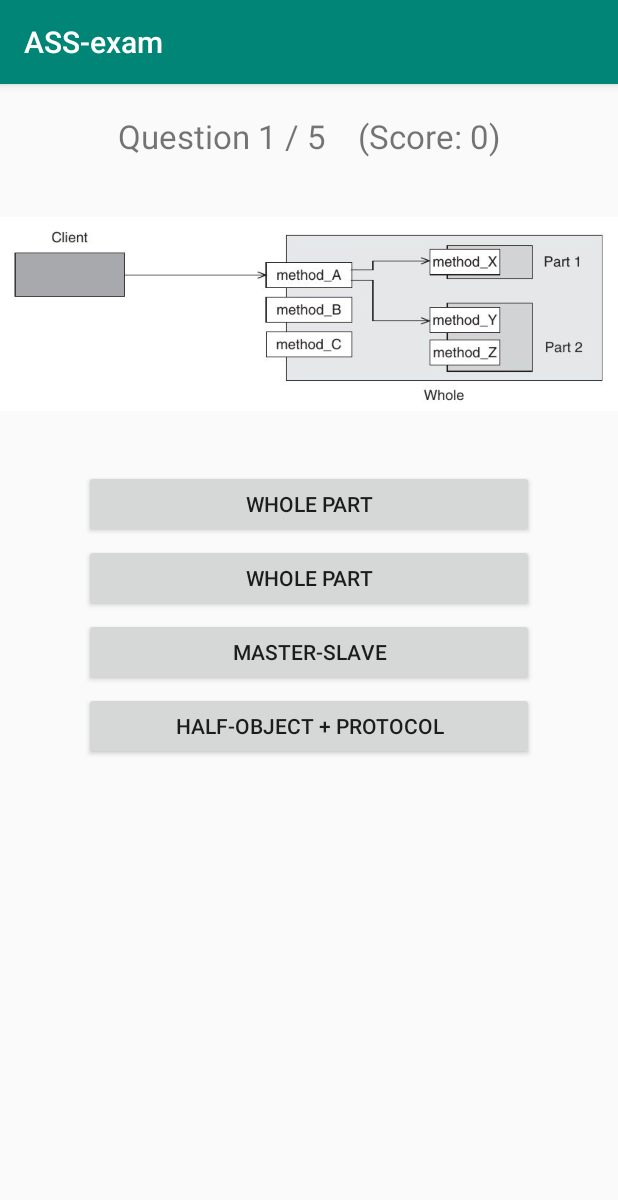
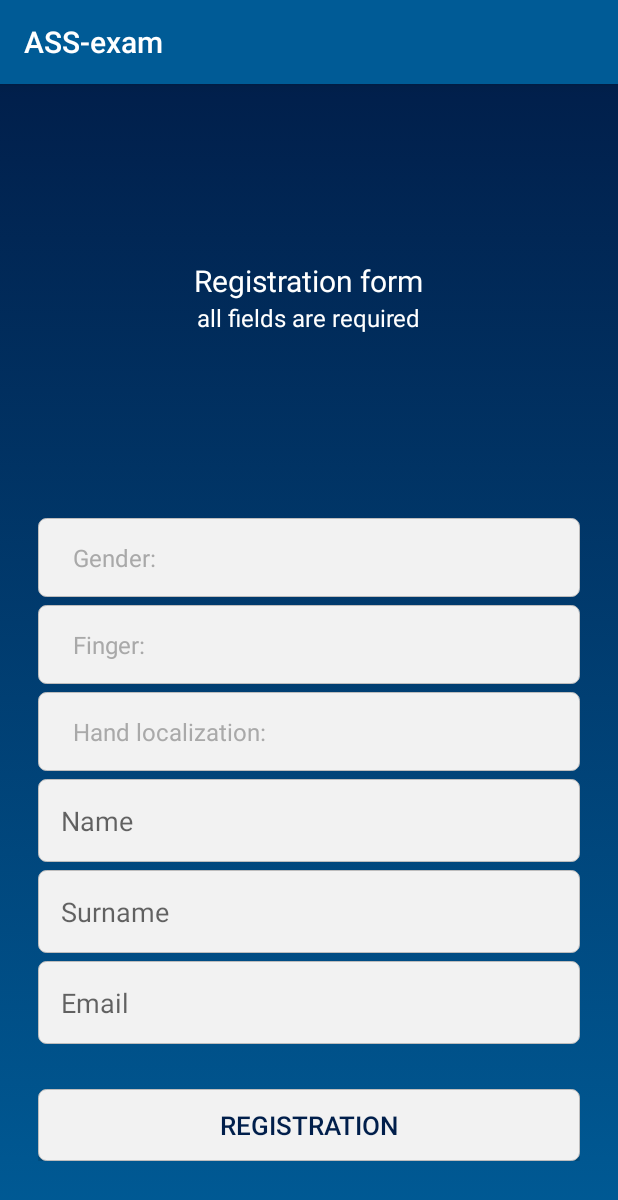
Before and after one commit to jozef229/ASSexam, an Android app: the screen it shows after launch (MainActivity before the commit, RegistrationActivity after it), on a phone screen of 412 x 824 dp. Shown: the top 1200 px of the screen. Run offline under Robolectric (Android 15) with nearby library versions, the phone set to English and light mode, and no system bars.

Commit message:
add logger and email send

```diff
--- a/app/build.gradle
+++ b/app/build.gradle
@@ -26,4 +26,5 @@ dependencies {
     testImplementation 'junit:junit:4.12'
     androidTestImplementation 'androidx.test.ext:junit:1.1.0'
     androidTestImplementation 'androidx.test.espresso:espresso-core:3.1.1'
+    implementation 'com.gitlab.behametrics:logger-android:0.4.0'
 }
--- a/app/src/main/AndroidManifest.xml
+++ b/app/src/main/AndroidManifest.xml
@@ -9,7 +9,9 @@
         android:roundIcon="@mipmap/ic_launcher_round"
         android:supportsRtl="true"
         android:theme="@style/AppTheme">
-        <activity android:name=".MainActivity">
+        <activity android:name=".TestActivity"
+            android:windowSoftInputMode="adjustResize"></activity>
+        <activity android:name=".RegistrationActivity">
             <intent-filter>
                 <action android:name="android.intent.action.MAIN" />
 
--- /dev/null
+++ b/app/src/main/java/com/example/ass_exam/RegistrationActivity.java
@@ -0,0 +1,213 @@
+package com.example.ass_exam;
+
+import androidx.appcompat.app.AppCompatActivity;
+
+import android.content.Intent;
+import android.net.Uri;
+import android.os.Bundle;
+import android.os.Environment;
+import android.text.TextUtils;
+import android.util.Patterns;
+import android.view.View;
+import android.widget.AdapterView;
+import android.widget.Button;
+import android.widget.EditText;
+import android.widget.Spinner;
+import android.widget.TextView;
+import android.widget.Toast;
+
+import java.io.File;
+
+
+public class RegistrationActivity extends AppCompatActivity {
+
+    EditText editTextPersonEmail;
+    EditText editTextPersonName;
+    EditText editTextPersonSurname;
+    Spinner spinnergGenderArrays;
+    Spinner spinnergHandArrays;
+    Spinner spinnergHandTypeArrays;
+
+    @Override
+    protected void onCreate(Bundle savedInstanceState) {
+        super.onCreate(savedInstanceState);
+        setContentView(R.layout.activity_registration);
+
+        ShareViaEmail("logs", "custom.csv");
+
+        editTextPersonEmail = findViewById(R.id.editTextPersonEmail);
+        editTextPersonName = findViewById(R.id.editTextPersonName);
+        editTextPersonSurname = findViewById(R.id.editTextPersonSurname);
+        final Button buttonRegistration = findViewById(R.id.buttonRegistration);
+
+        spinnergGenderArrays = findViewById(R.id.spinnerGenderArrays);
+        spinnergHandArrays = findViewById(R.id.spinnerHandArrays);
+        spinnergHandTypeArrays = findViewById(R.id.spinnerHandTypeArrays);
+
+
+        spinnergHandArrays.setOnItemSelectedListener(new AdapterView.OnItemSelectedListener() {
+
+            @Override
+            public void onNothingSelected(AdapterView<?> parentView) {
+                System.out.println("bbb");
+            }
+
+            @Override
+            public void onItemSelected(AdapterView<?> parent, View view, int position, long id) {
+                if (spinnergHandArrays.getSelectedItemPosition() == 0) {
+                    TextView textView = (TextView) parent.getChildAt(0);
+                    textView.setTextColor(getColor(R.color.colorGray));
+                }
+                else {
+                    TextView textView = (TextView) parent.getChildAt(0);
+                    textView.setTextColor(getColor(R.color.colorBlack));
+                }
+                System.out.println(spinnergHandArrays.getSelectedItemPosition());
+            }
+        });
+
+        spinnergHandTypeArrays.setOnItemSelectedListener(new AdapterView.OnItemSelectedListener() {
+
+            @Override
+            public void onNothingSelected(AdapterView<?> parentView) {
+                System.out.println("bbb");
+            }
+
+            @Override
+            public void onItemSelected(AdapterView<?> parent, View view, int position, long id) {
+                if (spinnergHandTypeArrays.getSelectedItemPosition() == 0) {
+                    TextView textView = (TextView) parent.getChildAt(0);
+                    textView.setTextColor(getColor(R.color.colorGray));
+                }
+                else {
+                    TextView textView = (TextView) parent.getChildAt(0);
+                    textView.setTextColor(getColor(R.color.colorBlack));
+                }
+                System.out.println(spinnergHandTypeArrays.getSelectedItemPosition());
+            }
+        });
+
+        spinnergGenderArrays.setOnItemSelectedListener(new AdapterView.OnItemSelectedListener() {
+
+            @Override
+            public void onNothingSelected(AdapterView<?> parentView) {
+                System.out.println("bbb");
+            }
+
+            @Override
+            public void onItemSelected(AdapterView<?> parent, View view, int position, long id) {
+                if (spinnergGenderArrays.getSelectedItemPosition() == 0) {
+                    TextView textView = (TextView) parent.getChildAt(0);
+                    textView.setTextColor(getColor(R.color.colorGray));
+                }
+                else {
+                    TextView textView = (TextView) parent.getChildAt(0);
+                    textView.setTextColor(getColor(R.color.colorBlack));
+                }
+                System.out.println(spinnergHandTypeArrays.getSelectedItemPosition());
+            }
+        });
+
+        buttonRegistration.setOnClickListener(new View.OnClickListener() {
+            public void onClick(View view) {
+                if(checkDataEntered()){
+                    Intent intent = new Intent(RegistrationActivity.this, TestActivity.class);
+                    intent.putExtra("PERSON_GENDER", spinnergGenderArrays.getSelectedItem().toString());
+                    intent.putExtra("PERSON_HAND_TYPE", spinnergHandTypeArrays.getSelectedItem().toString());
+                    intent.putExtra("PERSON_HAND", spinnergHandArrays.getSelectedItem().toString());
+                    intent.putExtra("PERSON_EMAIL", editTextPersonEmail.getText().toString());
+                    intent.putExtra("PERSON_NAME", editTextPersonName.getText().toString());
+                    intent.putExtra("PERSON_SURNAME", editTextPersonSurname.getText().toString());
+                    startActivity(intent);
+//                    finish();
+                }
+            }
+        });
+
+    }
+
+
+
+
+//    String filename = "custom.csv";
+//    //        File filelocation = new File(Environment.getDataDirectory().getAbsolutePath() + "/logs/", filename);
+//    File filelocation = new File(getApplicationContext().getFilesDir() + "/logs/" + filename);
+//    Uri path = Uri.fromFile(filelocation);
+//    Intent emailIntent = new Intent(Intent.ACTION_SEND);
+//        emailIntent .setType("vnd.android.cursor.dir/email");
+//    String to[] = {"varga.jozef@icloud.com"};
+//        emailIntent .putExtra(Intent.EXTRA_EMAIL, to);
+//        emailIntent .putExtra(Intent.EXTRA_STREAM, path);
+//        emailIntent .putExtra(Intent.EXTRA_SUBJECT, "Subject");
+//    startActivity(Intent.createChooser(emailIntent , "Send email..."));
+
+
+    private void ShareViaEmail(String folder_name, String file_name) {
+        try {
+            File root= getApplicationContext().getFilesDir();
+            String filelocation= root.getAbsolutePath() + folder_name + "/" + file_name;
+            Intent intent = new Intent(Intent.ACTION_SENDTO);
+            intent.setType("text/plain");
+            String message="File to be shared is " + file_name + ".";
+            intent.putExtra(Intent.EXTRA_SUBJECT, "Subject");
+            intent.putExtra(Intent.EXTRA_STREAM, Uri.parse( "file://"+filelocation));
+            intent.putExtra(Intent.EXTRA_TEXT, message);
+            intent.setData(Uri.parse("mailto:varga.jozef@icloud.com"));
+            intent.addFlags(Intent.FLAG_ACTIVITY_NEW_TASK);
+
+            startActivity(intent);
+        } catch(Exception e)  {
+            System.out.println("is exception raises during sending mail"+e);
+        }
+    }
+
+    boolean isEmail(EditText text) {
+        CharSequence email = text.getText().toString();
+        return (!TextUtils.isEmpty(email) && Patterns.EMAIL_ADDRESS.matcher(email).matches());
+    }
+
+    boolean isEmpty(EditText text) {
+        CharSequence str = text.getText().toString();
+        return TextUtils.isEmpty(str);
+    }
+
+    boolean checkDataEntered() {
+        boolean validation = true;
+
+
+        if (isEmpty(editTextPersonName)) {
+            Toast t = Toast.makeText(this, "You must enter name to register!", Toast.LENGTH_SHORT);
+            t.show();
+            validation = false;
+        }
+        else if (isEmpty(editTextPersonSurname)) {
+            Toast t = Toast.makeText(this, "You must enter surname to register!", Toast.LENGTH_SHORT);
+            t.show();
+            validation = false;
+        }
+        else if (!isEmail(editTextPersonEmail)) {
+            Toast t = Toast.makeText(this, "You must enter email to register!", Toast.LENGTH_SHORT);
+            t.show();
+            validation = false;
+        }
+        else if (spinnergGenderArrays.getSelectedItemPosition() == 0){
+            Toast t = Toast.makeText(this, "You must choice gender to register!", Toast.LENGTH_SHORT);
+            t.show();
+            validation = false;
+        }
+        else if (spinnergHandArrays.getSelectedItemPosition() == 0){
+            Toast t = Toast.makeText(this, "You must choice hand to register!", Toast.LENGTH_SHORT);
+            t.show();
+            validation = false;
+        }
+        else if (spinnergHandTypeArrays.getSelectedItemPosition() == 0){
+            Toast t = Toast.makeText(this, "You must choice hand type to register!", Toast.LENGTH_SHORT);
+            t.show();
+            validation = false;
+        }
+
+        System.out.println(spinnergGenderArrays.getSelectedItem());
+        return validation;
+
+    }
+}
--- /dev/null
+++ b/app/src/main/res/drawable/background.xml
@@ -0,0 +1,12 @@
+<?xml version="1.0" encoding="utf-8"?>
+<selector xmlns:android="http://schemas.android.com/apk/res/android">
+    <item>
+        <shape>
+            <gradient
+                android:angle="90"
+                android:startColor="#005b96"
+                android:endColor="#011f4b"
+                android:type="linear" />
+        </shape>
+    </item>
+</selector>
--- /dev/null
+++ b/app/src/main/res/drawable/field.xml
@@ -0,0 +1,10 @@
+<?xml version="1.0" encoding="utf-8"?>
+<layer-list xmlns:android="http://schemas.android.com/apk/res/android">
+    <item>
+        <shape>
+            <corners android:radius="5dp"/>
+            <solid android:color="#F2F2F2" />
+            <stroke android:width="0.5dp" android:color="#BEBDBD" />
+        </shape>
+    </item>
+</layer-list>
--- /dev/null
+++ b/app/src/main/res/layout/activity_registration.xml
@@ -0,0 +1,118 @@
+<?xml version="1.0" encoding="utf-8"?>
+<RelativeLayout xmlns:android="http://schemas.android.com/apk/res/android"
+    android:layout_width="match_parent"
+    android:layout_height="match_parent"
+    android:background="@drawable/background">
+
+
+    <LinearLayout
+        android:layout_width="match_parent"
+        android:layout_height="wrap_content"
+        android:orientation="vertical"
+        android:layout_marginLeft="25dp"
+        android:layout_marginRight="25dp"
+        android:gravity="center"
+        android:layout_alignParentTop="true"
+        android:layout_above="@id/input_group">
+
+
+        <TextView
+            android:layout_width="wrap_content"
+            android:layout_height="wrap_content"
+            android:fontFamily="sans-serif"
+            android:text="Registration form"
+            android:textColor="#FFFFFF"
+            android:textSize="20sp"/>
+        <TextView
+            android:layout_width="wrap_content"
+            android:layout_height="wrap_content"
+            android:fontFamily="sans-serif"
+            android:text="all fields are required"
+            android:textColor="#FFFFFF"
+            android:textSize="16sp"/>
+
+    </LinearLayout>
+
+
+    <LinearLayout
+        android:id="@+id/input_group"
+        android:layout_width="match_parent"
+        android:layout_height="wrap_content"
+        android:orientation="vertical"
+        android:layout_marginLeft="25dp"
+        android:layout_marginRight="25dp"
+        android:layout_marginBottom="50dp"
+        android:layout_alignParentBottom="true"
+        android:gravity="center">
+
+        <Spinner
+            android:id="@+id/spinnerGenderArrays"
+            android:layout_width="match_parent"
+            android:layout_height="wrap_content"
+            android:background="@drawable/field"
+            android:padding="15dp"
+            android:entries="@array/gender_arrays"
+            android:layout_marginTop="5dp"/>
+
+        <Spinner
+            android:id="@+id/spinnerHandArrays"
+            android:layout_width="match_parent"
+            android:layout_height="wrap_content"
+            android:layout_marginTop="5dp"
+            android:background="@drawable/field"
+            android:entries="@array/hand_arrays"
+            android:padding="15dp"/>
+
+        <Spinner
+            android:id="@+id/spinnerHandTypeArrays"
+            android:layout_width="match_parent"
+            android:layout_height="wrap_content"
+            android:background="@drawable/field"
+            android:padding="15dp"
+            android:entries="@array/hand_type_arrays"
+            android:layout_marginTop="5dp" />
+
+        <EditText
+            android:id="@+id/editTextPersonName"
+            android:layout_width="match_parent"
+            android:layout_height="wrap_content"
+            android:background="@drawable/field"
+            android:hint="Name"
+            android:inputType="textPersonName"
+            android:padding="15dp"
+            android:layout_marginTop="5dp" />
+
+        <EditText
+            android:id="@+id/editTextPersonSurname"
+            android:layout_width="match_parent"
+            android:layout_height="wrap_content"
+            android:background="@drawable/field"
+            android:hint="Surname"
+            android:inputType="textPersonName"
+            android:padding="15dp"
+            android:layout_marginTop="5dp" />
+
+        <EditText
+            android:id="@+id/editTextPersonEmail"
+            android:layout_width="match_parent"
+            android:layout_height="wrap_content"
+            android:background="@drawable/field"
+            android:hint="Email"
+            android:inputType="textEmailAddress"
+            android:padding="15dp"
+            android:layout_marginTop="5dp"/>
+
+        <Button
+            android:id="@+id/buttonRegistration"
+            android:layout_width="match_parent"
+            android:layout_height="wrap_content"
+            android:layout_marginTop="30dp"
+            android:background="@drawable/field"
+            android:foreground="?android:attr/selectableItemBackground"
+            android:text="REGISTRATION"
+            android:textAllCaps="false"
+            android:textColor="#011f4b"
+            android:textSize="17sp"/>
+
+    </LinearLayout>
+</RelativeLayout>
--- a/app/src/main/res/layout/activity_main.xml
+++ b/app/src/main/res/layout/activity_test.xml
@@ -4,7 +4,7 @@
     xmlns:tools="http://schemas.android.com/tools"
     android:layout_width="match_parent"
     android:layout_height="match_parent"
-    tools:context=".MainActivity"
+    tools:context=".TestActivity"
     android:gravity="center_horizontal"
     android:orientation="vertical">
 
--- a/app/src/main/res/values/colors.xml
+++ b/app/src/main/res/values/colors.xml
@@ -1,6 +1,8 @@
 <?xml version="1.0" encoding="utf-8"?>
 <resources>
-    <color name="colorPrimary">#008577</color>
-    <color name="colorPrimaryDark">#00574B</color>
-    <color name="colorAccent">#D81B60</color>
+    <color name="colorPrimary">#005b96</color>
+    <color name="colorPrimaryDark">#011f4b</color>
+    <color name="colorAccent">#03396c</color>
+    <color name="colorGray">#A9A9A9</color>
+    <color name="colorBlack">#000000</color>
 </resources>
--- a/app/src/main/res/values/strings.xml
+++ b/app/src/main/res/values/strings.xml
@@ -1,3 +1,21 @@
 <resources>
-    <string name="app_name">ASS-exam</string>
+<string name="app_name">ASS-exam</string>
+<string-array name="hand_type_arrays">
+    <item>Hand localization:</item>
+    <item>Left</item>
+    <item>Right</item>
+</string-array>
+<string-array name="hand_arrays">
+    <item>Finger:</item>
+    <item>Thumb</item>
+    <item>Index finger</item>
+    <item>Middle finger</item>
+    <item>Ring finger</item>
+    <item>Little finger</item>
+</string-array>
+<string-array name="gender_arrays">
+    <item>Gender:</item>
+    <item>Male</item>
+    <item>Female</item>
+</string-array>
 </resources>
```
Also changed, not shown: app/src/main/assets/config.properties (added, +95 -0 lines), app/src/main/java/com/example/ass_exam/TestActivity.java (renamed from app/src/main/java/com/example/ass_exam/MainActivity.java, +71 -14 lines), build.gradle (+9 -0 lines).
